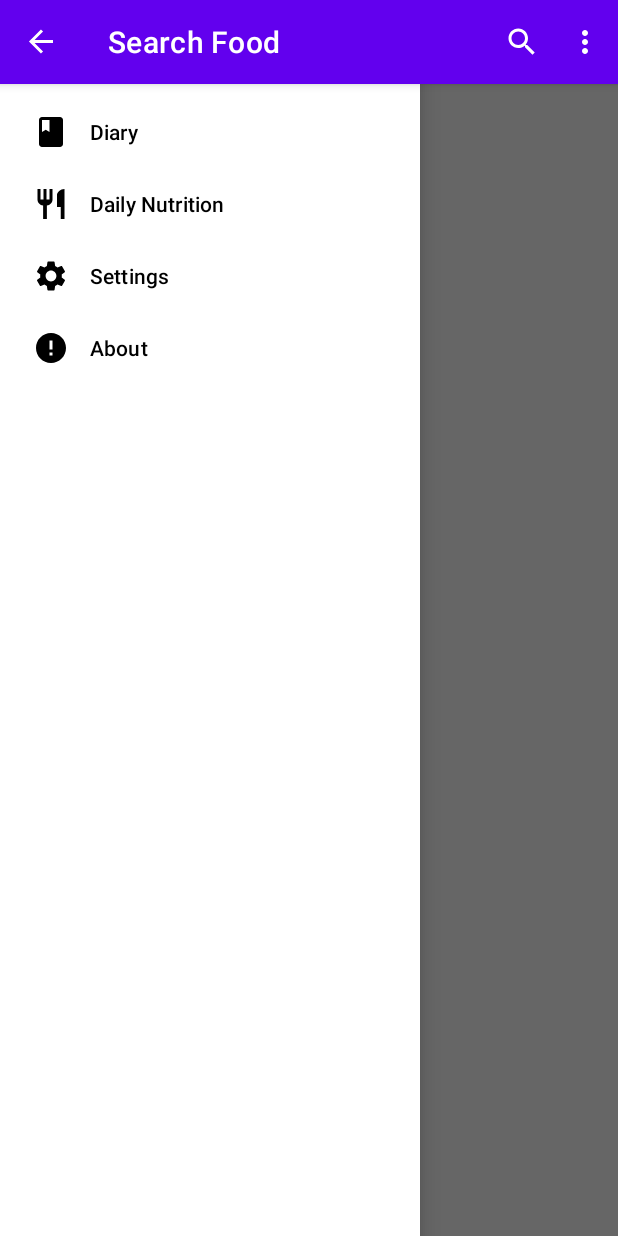
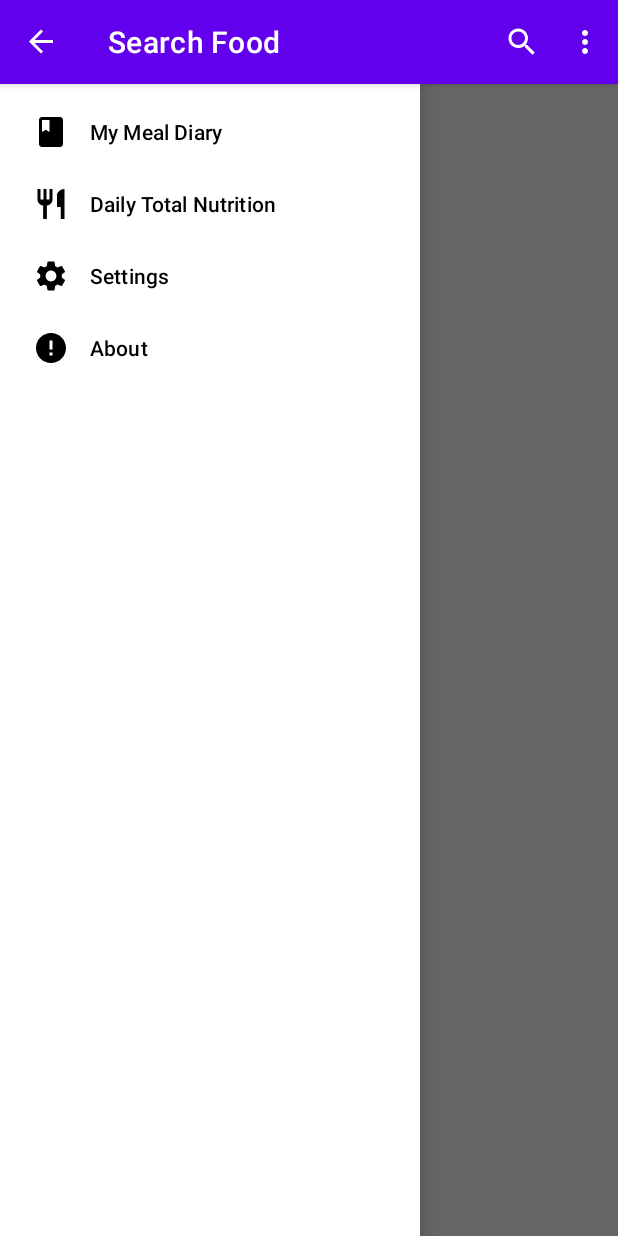
Before and after one commit to muhammadsyukron123/sib-dicoding-capstone, an Android app: the SearchFragment screen opened through its navigation route, with the side drawer open, on a phone screen of 412 x 824 dp. Run offline under Robolectric (Android 15) with nearby library versions, the phone set to English and light mode, and no system bars; our stand-ins replace Room's generated code, navigation-ui.

Commit message:
Add minor fix changes on the layout

```diff
--- a/app/src/main/java/com/syukron/mymealdiary/MainActivity.kt
+++ b/app/src/main/java/com/syukron/mymealdiary/MainActivity.kt
@@ -12,8 +12,7 @@ import androidx.navigation.ui.*
 import com.google.android.material.navigation.NavigationView
 import com.syukron.mymealdiary.util.ThemeProvider
 
-class MainActivity :
-    AppCompatActivity(R.layout.activity_main),
+class MainActivity : AppCompatActivity(R.layout.activity_main),
     NavigationView.OnNavigationItemSelectedListener {
 
     private lateinit var navController: NavController
--- a/app/src/main/java/com/syukron/mymealdiary/ui/fragment/BaseFragment.kt
+++ b/app/src/main/java/com/syukron/mymealdiary/ui/fragment/BaseFragment.kt
@@ -51,11 +51,11 @@ abstract class BaseFragment<BindingType : ViewBinding>(
     }
 
     override fun onDestroy() {
-        // Revert changes made to the *Up* button, if needed
+
         if (upButtonNeeded) {
             (activity as MainActivity).useHamburgerButton()
         }
-        // Revert changes made to the navigation drawer, if needed
+
         if (lockDrawer) {
             (activity as MainActivity).lockDrawerSlide(false)
         }
--- a/app/src/main/java/com/syukron/mymealdiary/ui/fragment/SearchFragment.kt
+++ b/app/src/main/java/com/syukron/mymealdiary/ui/fragment/SearchFragment.kt
@@ -69,7 +69,7 @@ class SearchFragment :
         val searchIcon = menu.findItem(R.id.search_icon)
         val searchView = searchIcon.actionView as SearchView
         searchView.apply {
-            queryHint = "Ex: 100g of Cheddar"
+            queryHint = "Ex: 25g of Eggs"
             setOnQueryTextListener(object : SearchView.OnQueryTextListener {
                 override fun onQueryTextSubmit(query: String?): Boolean {
                     searchQuery.value = query
--- a/app/src/main/java/com/syukron/mymealdiary/ui/fragment/SettingsFragment.kt
+++ b/app/src/main/java/com/syukron/mymealdiary/ui/fragment/SettingsFragment.kt
@@ -41,7 +41,6 @@ class SettingsFragment : PreferenceFragmentCompat() {
     private fun setGoalPreference() {
         val editTextPreference = preferenceManager
             .findPreference<EditTextPreference>(getString(R.string.goal_preferences_key))
-        // Set summary to the goal value, if it exists
         editTextPreference?.summaryProvider =
             Preference.SummaryProvider<EditTextPreference> { preference ->
                 val text = preference.text
--- a/app/src/main/res/layout/activity_main.xml
+++ b/app/src/main/res/layout/activity_main.xml
@@ -17,7 +17,6 @@
         app:defaultNavHost="true"
         app:navGraph="@navigation/nav_graph" />
 
-    <!-- Container for contents of drawer - use NavigationView to make configuration easier -->
     <com.google.android.material.navigation.NavigationView
         android:id="@+id/nav_view"
         android:layout_width="wrap_content"
--- a/app/src/main/res/layout/dialog_edit_text.xml
+++ b/app/src/main/res/layout/dialog_edit_text.xml
@@ -13,6 +13,7 @@
         android:focusable="true"
         android:inputType="numberDecimal"
         android:maxLength="5"
+        android:minHeight="48dp"
         app:layout_constraintEnd_toEndOf="parent"
         app:layout_constraintStart_toStartOf="parent"
         app:layout_constraintTop_toTopOf="parent"
--- a/app/src/main/res/menu/drawer_menu.xml
+++ b/app/src/main/res/menu/drawer_menu.xml
@@ -3,11 +3,11 @@
     <item
         android:id="@+id/trackerFragment"
         android:icon="@drawable/ic_diary"
-        android:title="Diary" />
+        android:title="My Meal Diary" />
     <item
         android:id="@+id/nutrientFragment"
         android:icon="@drawable/ic_calories"
-        android:title="Daily Nutrition" />
+        android:title="Daily Total Nutrition" />
     <item
         android:id="@+id/settingsFragment"
         android:icon="@drawable/ic_settings"
--- a/app/src/main/res/menu/search_bar_menu.xml
+++ b/app/src/main/res/menu/search_bar_menu.xml
@@ -9,7 +9,7 @@
         app:showAsAction="ifRoom|collapseActionView" />
     <item
         android:id="@+id/clear_button"
-        android:title="Clear history foods"
+        android:title="Clear foods history"
         app:showAsAction="never" />
 
 </menu>
--- a/app/src/main/res/values/strings.xml
+++ b/app/src/main/res/values/strings.xml
@@ -11,15 +11,12 @@
     <string name="system_theme_preference_value">SYSTEM_THEME</string>
 
     <!-- Fragment Labels -->
-    <string name="diary">Diary</string>
-    <string name="daily_nutrition">Daily Nutrition</string>
+    <string name="diary">My Meal Diary</string>
+    <string name="daily_nutrition">Total Daily Nutrition</string>
     <string name="food">Food</string>
     <string name="settings">Settings</string>
     <string name="search_food">Search Food</string>
     <string name="about">About</string>
-    <!-- About Fragment -->
-    <string name="about_description">Minimalist calorie tracker with natural language API</string>
-    <string name="github_page">GitHub Page</string>
     <!-- Counter -->
     <string name="remaining_calories">Remaining calories</string>
     <string name="goal">Goal</string>
```
Also changed, not shown: app/src/main/java/com/syukron/mymealdiary/ui/TrackerViewModel.kt (+0 -16 lines).
